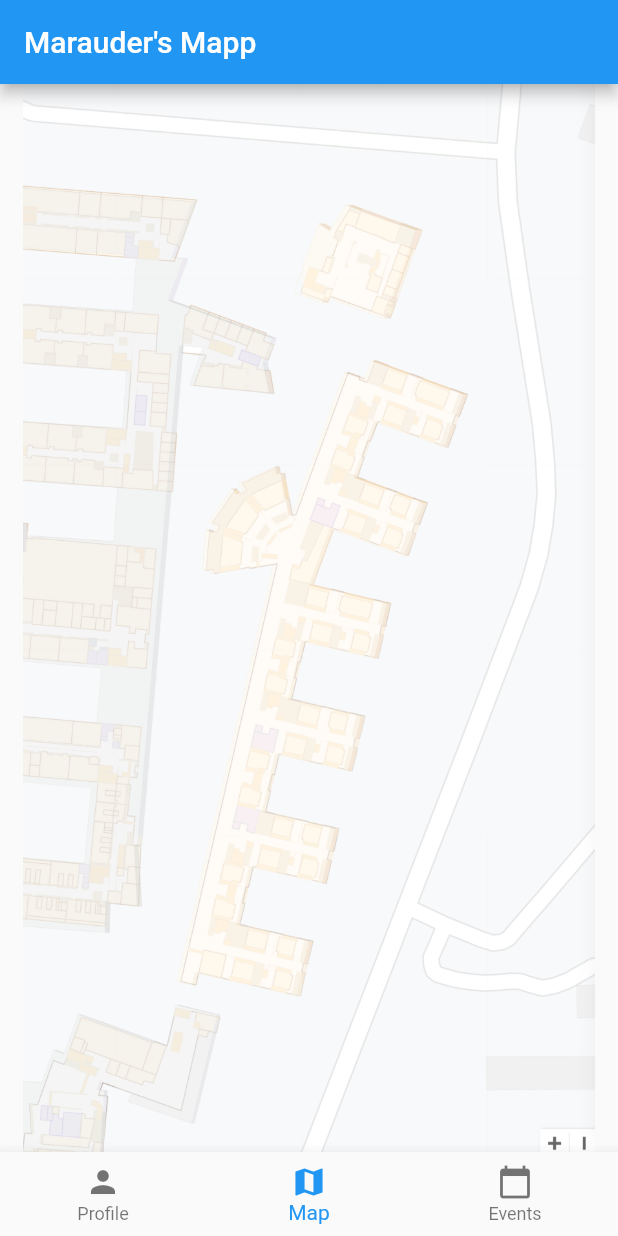
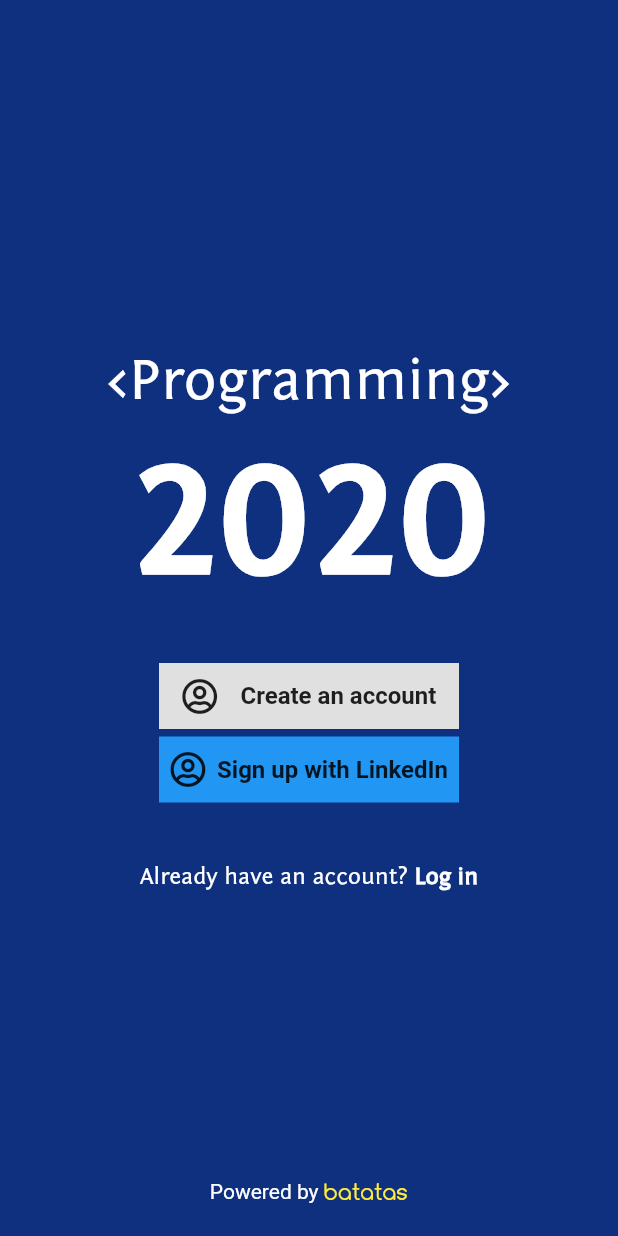
Before and after one commit to softeng-feup/open-cx-batatas, a Flutter app: the screen it shows after launch, on a phone screen of 412 x 824 dp. Run offline on Flutter 3.47's test engine with Material 2 defaults, Android fonts, the phone set to English and light mode, and no system bars; our stand-ins replace font_awesome_flutter; missing offline and left inert: matrix_gesture_detector.

Commit message:
Added welcome, login and register screens

```diff
--- /dev/null
+++ b/frontend/lib/animations.dart
@@ -0,0 +1,39 @@
+import 'package:flutter/material.dart';
+
+class EnterExitRoute extends PageRouteBuilder {
+  final Widget enterPage;
+  final Widget exitPage;
+  EnterExitRoute({this.exitPage, this.enterPage})
+      : super(
+          pageBuilder: (
+            BuildContext context,
+            Animation<double> animation,
+            Animation<double> secondaryAnimation,
+          ) =>
+              enterPage,
+          transitionsBuilder: (
+            BuildContext context,
+            Animation<double> animation,
+            Animation<double> secondaryAnimation,
+            Widget child,
+          ) =>
+              Stack(
+            children: <Widget>[
+              SlideTransition(
+                position: new Tween<Offset>(
+                  begin: const Offset(0.0, 0.0),
+                  end: const Offset(-1.0, 0.0),
+                ).animate(animation),
+                child: exitPage,
+              ),
+              SlideTransition(
+                position: new Tween<Offset>(
+                  begin: const Offset(1.0, 0.0),
+                  end: Offset.zero,
+                ).animate(animation),
+                child: enterPage,
+              )
+            ],
+          ),
+        );
+}
--- /dev/null
+++ b/frontend/lib/colors.dart
@@ -0,0 +1,14 @@
+import 'package:flutter/material.dart';
+
+Map<int, Color> programmingColor = {
+  50: Color.fromRGBO(15, 47, 127, .1),
+  100: Color.fromRGBO(15, 47, 127, .2),
+  200: Color.fromRGBO(15, 47, 127, .3),
+  300: Color.fromRGBO(15, 47, 127, .4),
+  400: Color.fromRGBO(15, 47, 127, .5),
+  500: Color.fromRGBO(15, 47, 127, .6),
+  600: Color.fromRGBO(15, 47, 127, .7),
+  700: Color.fromRGBO(15, 47, 127, .8),
+  800: Color.fromRGBO(15, 47, 127, .9),
+  900: Color.fromRGBO(15, 47, 127, 1),
+};
--- a/frontend/lib/main.dart
+++ b/frontend/lib/main.dart
@@ -2,6 +2,9 @@ import 'package:flutter/material.dart';
 import 'profilePage.dart';
 import 'mapPage.dart';
 import 'eventsPage.dart';
+import 'package:font_awesome_flutter/font_awesome_flutter.dart';
+import 'colors.dart';
+import 'screens/WelcomeScreen.dart';
 
 void main() => runApp(MyApp());
 
@@ -10,7 +13,7 @@ class MyApp extends StatelessWidget {
   @override
   Widget build(BuildContext context) {
     return MaterialApp(
-      title: "Marauder's Mapp",
+      title: "<Programming> 2020",
       theme: ThemeData(
         // This is the theme of your application.
         //
@@ -21,9 +24,9 @@ class MyApp extends StatelessWidget {
         // or simply save your changes to "hot reload" in a Flutter IDE).
         // Notice that the counter didn't reset back to zero; the application
         // is not restarted.
-        primarySwatch: Colors.blue,
+        primarySwatch: MaterialColor(0xff0f2f7f, programmingColor),
       ),
-      home: MyHomePage(title: "Marauder's Mapp"),
+      home: MyHomePage(title: "<Programming> 2020"),
     );
   }
 }
@@ -47,47 +50,68 @@ class MyHomePage extends StatefulWidget {
 }
 
 class _MyHomePageState extends State<MyHomePage> {
-  int _currentIndex = 1;
+  int _currentIndex = 0;
   final List<Widget> _children = [
+    MapPage(),
+    EventsPage(),
     ProfilePage(),
-    MapPage(),
-    EventsPage()
   ];
 
+  /*
+     0 - loading
+     1 - is logged out
+     2 - is logged in
+  */
+  int currentState;
+  bool hasSeenOnboarding;
+
   @override
-  Widget build(BuildContext context) {
-    // This method is rerun every time setState is called, for instance as done
-    // by the _incrementCounter method above.
-    //
-    // The Flutter framework has been optimized to make rerunning build methods
-    // fast, so that you can just rebuild anything that needs updating rather
-    // than having to individually change instances of widgets.
+  void initState() {
+    super.initState();
+    currentState = 0;
+    hasSeenOnboarding = false;
+    fetchAppState();
+  }
+
+  /* Refreshes the app's state based on what was saved */
+  void fetchAppState() async {}
+
+  Scaffold get normalScreen {
     return Scaffold(
       appBar: AppBar(
         // Here we take the value from the MyHomePage object that was created by
         // the App.build method, and use it to set our appbar title.
-        title: Text(widget.title),
+        title: Text(widget.title, style: TextStyle(fontFamily: 'Fontin Sans')),
       ),
       body: _children[_currentIndex],
       bottomNavigationBar: BottomNavigationBar(
         onTap: changePage,
-        currentIndex: _currentIndex, // this will be set when a new tab is tapped
+        currentIndex:
+            _currentIndex, // this will be set when a new tab is tapped
         items: [
-          BottomNavigationBarItem(
-            icon: new Icon(Icons.person),
-            title: new Text('Profile'),
-          ),
           BottomNavigationBarItem(
             icon: new Icon(Icons.map),
             title: new Text('Map'),
           ),
           BottomNavigationBarItem(
-              icon: Icon(Icons.calendar_today),
-              title: Text('Events')
-          )
+              icon: Icon(Icons.calendar_today), title: Text('Events')),
+          BottomNavigationBarItem(
+            icon: new Icon(Icons.person),
+            title: new Text('Profile'),
+          ),
         ],
       ),
     );
+  }
+
+  @override
+  Widget build(BuildContext context) {
+    switch (currentState) {
+      case 0:
+        return WelcomeScreen(this.takeToNormalApp);
+      case 2:
+        return normalScreen;
+    }
   }
 
   void changePage(int index) {
@@ -95,4 +119,11 @@ class _MyHomePageState extends State<MyHomePage> {
       _currentIndex = index;
     });
   }
+
+  void takeToNormalApp(context) {
+    this.setState(() {
+      this.currentState = 2;
+      Navigator.pop(context);
+    });
+  }
 }
--- /dev/null
+++ b/frontend/lib/screens/WelcomeScreen.dart
@@ -0,0 +1,142 @@
+import 'package:flutter/material.dart';
+import 'package:font_awesome_flutter/font_awesome_flutter.dart';
+import 'auth/CreateAccountScreen.dart';
+import 'auth/LoginScreen.dart';
+import '../animations.dart';
+
+class WelcomeScreen extends StatelessWidget {
+  dynamic takeToNormalApp;
+
+  WelcomeScreen(this.takeToNormalApp);
+
+  @override
+  Widget build(BuildContext context) {
+    return Scaffold(
+      body: Container(
+          color: Color(0xff0f2f7f),
+          child: Stack(children: [
+            Center(
+              child: Column(
+                  crossAxisAlignment: CrossAxisAlignment.center,
+                  mainAxisSize: MainAxisSize.min,
+                  children: [
+                    Text(
+                      '<Programming>',
+                      style: TextStyle(
+                          color: Colors.white,
+                          fontSize: 40,
+                          fontFamily: 'Fontin Sans'),
+                      textAlign: TextAlign.center,
+                    ),
+                    Text(
+                      '2020',
+                      style: TextStyle(
+                          color: Colors.white,
+                          fontSize: 120,
+                          fontWeight: FontWeight.bold,
+                          fontFamily: 'Fontin Sans'),
+                      textAlign: TextAlign.center,
+                    ),
+                    SizedBox(height: 30),
+                    SizedBox.fromSize(
+                      size: Size(200, 44), // button width and height
+                      child: Material(
+                        color: Colors.grey[300],
+                        child: InkWell(
+                          splashColor: Colors.orange, // splash color
+                          onTap: () {
+                            Navigator.push(
+                                context,
+                                EnterExitRoute(
+                                    exitPage:
+                                        WelcomeScreen(this.takeToNormalApp),
+                                    enterPage: CreateAccountScreen(
+                                        this.takeToNormalApp)));
+                          }, // button pressed
+                          child: Row(
+                            mainAxisAlignment: MainAxisAlignment.spaceEvenly,
+                            children: <Widget>[
+                              Icon(FontAwesomeIcons.userCircle), // icon
+                              Text('Create an account',
+                                  style: TextStyle(
+                                      fontSize: 16,
+                                      fontWeight: FontWeight.w600)), // text
+                            ],
+                          ),
+                        ),
+                      ),
+                    ),
+                    SizedBox(height: 5),
+                    SizedBox.fromSize(
+                      size: Size(200, 44), // button width and height
+                      child: Material(
+                        color: Colors.blue,
+                        child: InkWell(
+                          splashColor: Colors.orange, // splash color
+                          onTap: () {}, // button pressed
+                          child: Row(
+                            mainAxisAlignment: MainAxisAlignment.spaceEvenly,
+                            children: <Widget>[
+                              Icon(FontAwesomeIcons.userCircle), // icon
+                              Text('Sign up with LinkedIn',
+                                  style: TextStyle(
+                                      fontSize: 16,
+                                      fontWeight: FontWeight.w600)), // text
+                            ],
+                          ),
+                        ),
+                      ),
+                    ),
+                    SizedBox(height: 40),
+                    Row(
+                        mainAxisAlignment: MainAxisAlignment.center,
+                        crossAxisAlignment: CrossAxisAlignment.center,
+                        children: [
+                          Text('Already have an account? ',
+                              style: TextStyle(
+                                  color: Colors.white,
+                                  fontSize: 16,
+                                  fontFamily: 'Fontin Sans')),
+                          GestureDetector(
+                              onTap: () {
+                                Navigator.push(
+                                    context,
+                                    EnterExitRoute(
+                                        exitPage:
+                                            WelcomeScreen(this.takeToNormalApp),
+                                        enterPage:
+                                            LoginScreen(this.takeToNormalApp)));
+                              },
+                              child: Text(
+                                'Log in',
+                                style: TextStyle(
+                                    color: Colors.white,
+                                    fontSize: 16,
+                                    fontWeight: FontWeight.bold,
+                                    fontFamily: 'Fontin Sans'),
+                              )),
+                        ]),
+                  ]),
+            ),
+            Positioned(
+                bottom: 0,
+                child: Container(
+                    width: MediaQuery.of(context).size.width,
+                    height: 60,
+                    child: Row(
+                        mainAxisAlignment: MainAxisAlignment.center,
+                        crossAxisAlignment: CrossAxisAlignment.center,
+                        children: [
+                          Text('Powered by ',
+                              style:
+                                  TextStyle(color: Colors.white, fontSize: 14)),
+                          Text('batatas',
+                              style: TextStyle(
+                                  color: Colors.yellow,
+                                  fontSize: 16,
+                                  fontFamily: 'Confortaa'))
+                        ])))
+          ])),
+    );
+  }
+}
```
Also changed, not shown: frontend/lib/screens/auth/CreateAccountScreen.dart (added, +109 -0 lines), frontend/lib/screens/auth/LoginScreen.dart (added, +74 -0 lines), frontend/pubspec.yaml (+9 -1 lines), frontend/fonts/Comfortaa_Regular.ttf (added), frontend/fonts/Fontin_Sans_I.otf (added), frontend/fonts/Fontin_Sans_R.otf (added), frontend/pubspec.lock.
